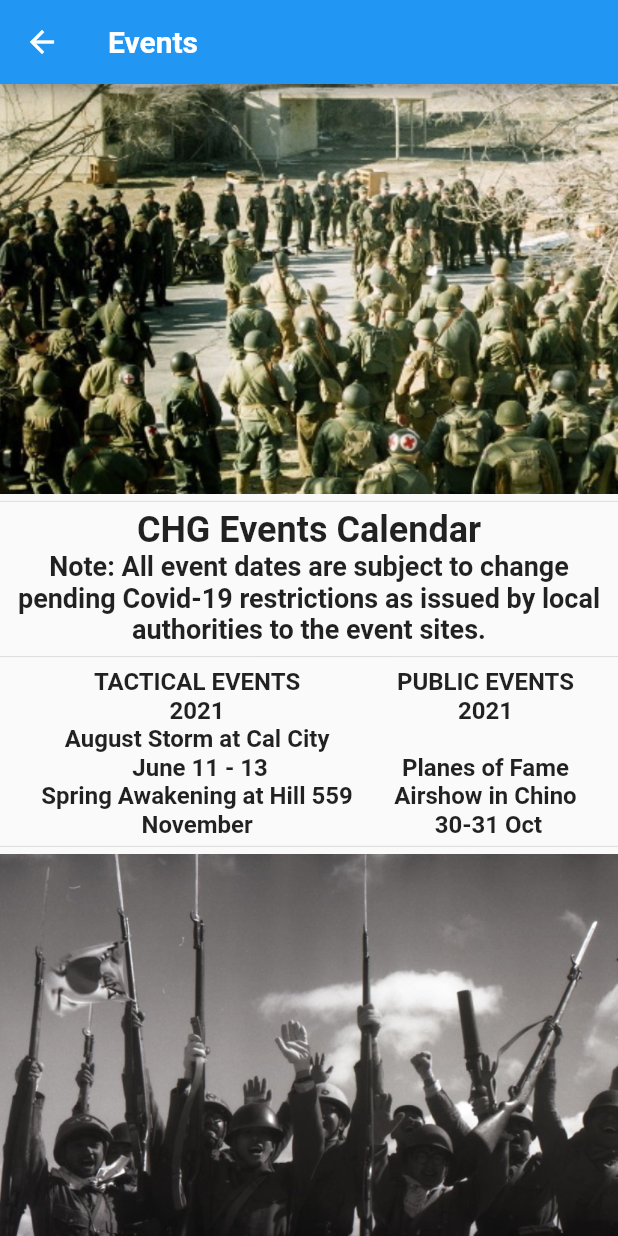
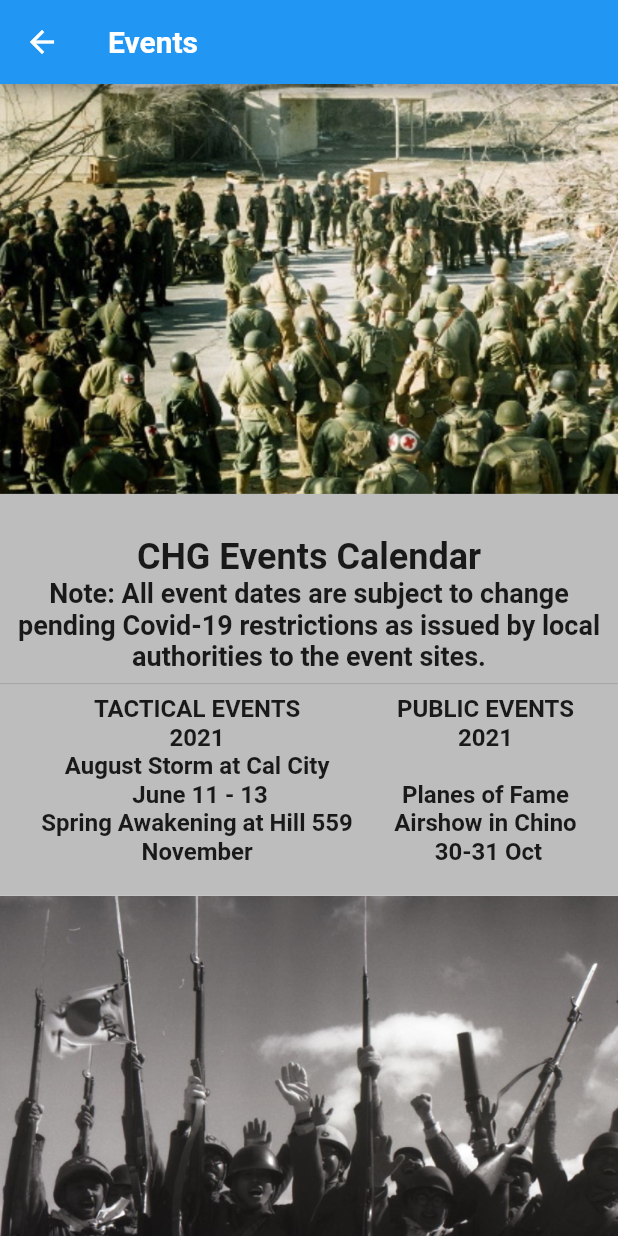
Before and after one commit to AllexisAlvarico/CHG_app, a Flutter app: the EventsPage screen opened directly, on a phone screen of 412 x 824 dp. Run offline on Flutter 3.47's test engine with Material 2 defaults, Android fonts, the light colour scheme and no system bars; Roboto replaces fonts that are missing (Futura).

Commit message:
Improved dividers. Added color to CHG Events Calendar section.

```diff
--- a/lib/events.dart
+++ b/lib/events.dart
@@ -30,9 +30,12 @@ class _EventsPageState extends State<EventsPage> {
       body: ListView(
         children: <Widget>[
           Image(image: AssetImage("assets/images/events/events1.jpg")),
-          Divider(height: 10.0),
+          Container(
+            color: Colors.grey[400],
+            child: Column(
+              children: [
                 Text(
-            "CHG Events Calendar",
+                  "\nCHG Events Calendar",
                   textAlign: TextAlign.center,
                   style: TextStyle(fontSize: 24, fontWeight: FontWeight.bold),
                 ),
@@ -50,16 +53,21 @@ class _EventsPageState extends State<EventsPage> {
                     Text(
                       "TACTICAL EVENTS\n2021\nAugust Storm at Cal City\n June 11 - 13\nSpring Awakening at Hill 559\nNovember",
                       textAlign: TextAlign.center,
-                style: TextStyle(fontSize: 16, fontWeight: FontWeight.bold),
+                      style:
+                          TextStyle(fontSize: 16, fontWeight: FontWeight.bold),
                     ),
                     Text(
                       "PUBLIC EVENTS\n2021\n\nPlanes of Fame\nAirshow in Chino\n 30-31 Oct",
                       textAlign: TextAlign.center,
-                style: TextStyle(fontSize: 16, fontWeight: FontWeight.bold),
+                      style:
+                          TextStyle(fontSize: 16, fontWeight: FontWeight.bold),
                     ),
                   ],
                 )),
-          Divider(height: 10.0),
+              ],
+            ),
+          ),
+          Divider(height: 20.0, thickness: 21.0, color: Colors.grey[400]),
           Image(image: AssetImage("assets/images/events/events2.jpg")),
           Divider(height: 10.0),
           Text(
```
Lines whose indentation alone changed are shown as unchanged.
